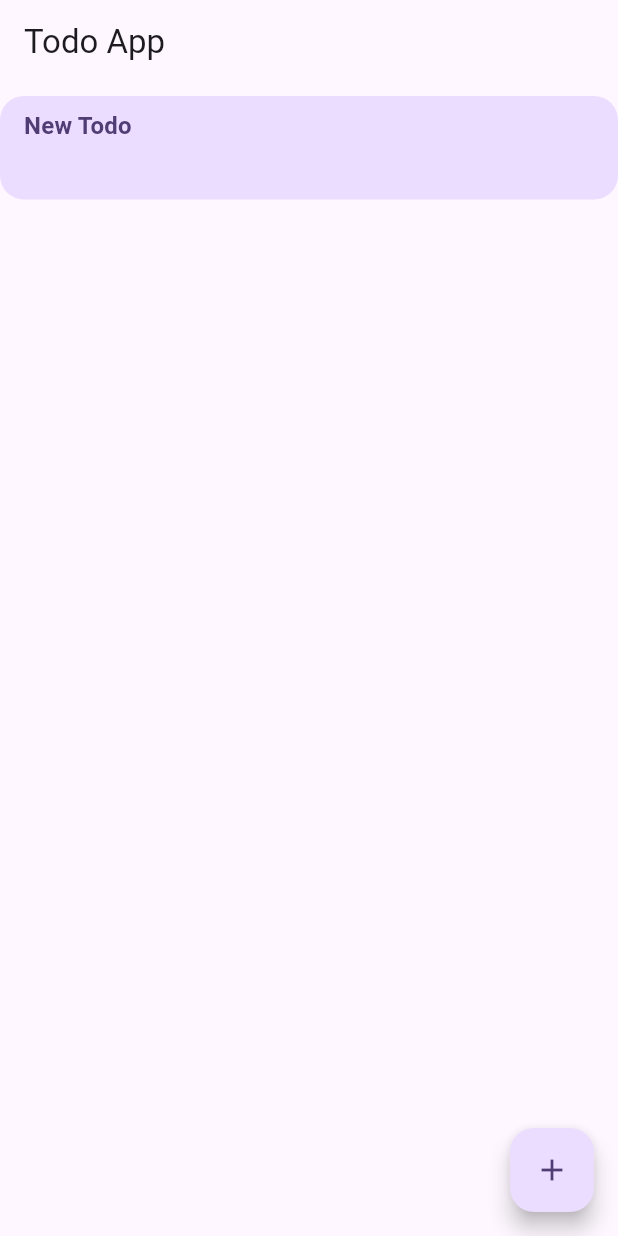
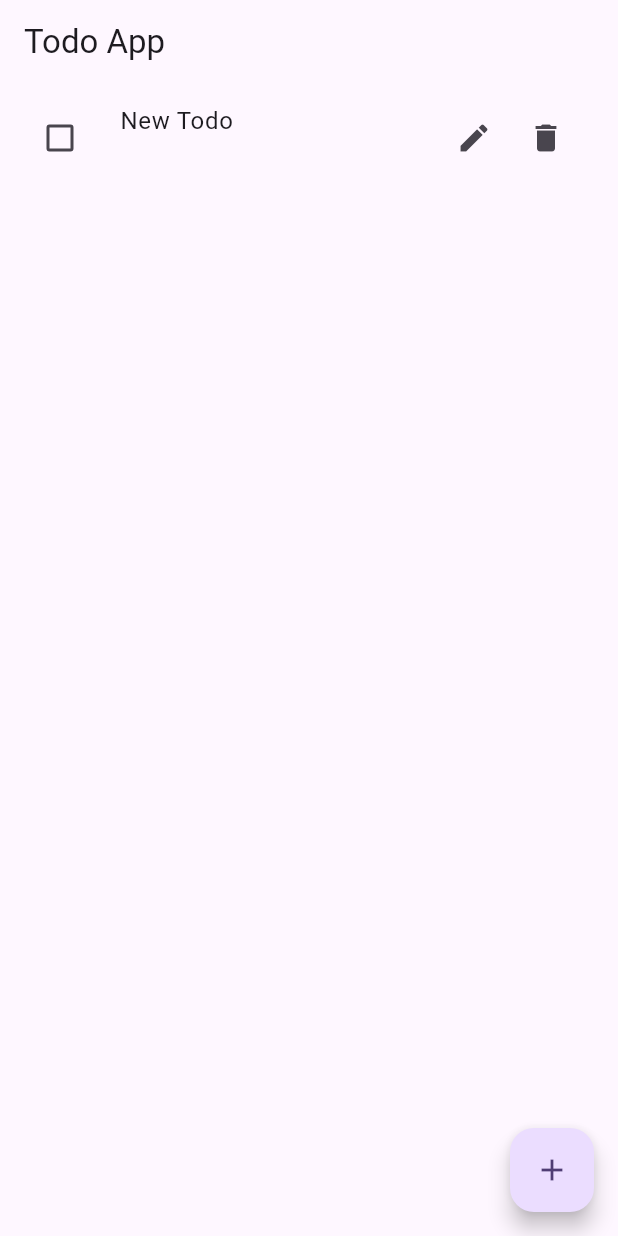
Before and after one commit to yagizdo/patrol-example-todo-app, a Flutter app: the screen it shows after launch, after a tap on the "add" icon, on a phone screen of 412 x 824 dp. Run offline on Flutter 3.47's test engine with Material 3 defaults, Android fonts, the phone set to English and light mode, and no system bars; our stand-ins replace equatable, flutter_bloc.

Commit message:
Refactor TodoList to use TodoCubit for todo management actions

```diff
--- a/lib/features/home/widgets/todo_list.dart
+++ b/lib/features/home/widgets/todo_list.dart
@@ -1,19 +1,50 @@
 import 'package:flutter/material.dart';
-import 'package:patrol_example_todo/models/todo_model.dart';
+import 'package:flutter_bloc/flutter_bloc.dart';
+import '../../../models/todo_model.dart';
+import '../cubit/todo_cubit.dart';
 
 class TodoList extends StatelessWidget {
+  final List<Todo> todos;
+
   const TodoList({super.key, required this.todos});
-
-  final List<Todo> todos;
 
   @override
   Widget build(BuildContext context) {
     return ListView.builder(
-      padding: EdgeInsets.zero,
       itemCount: todos.length,
       itemBuilder: (context, index) {
-        return _TodoItem(
-          todo: todos[index],
+        final todo = todos[index];
+        return ListTile(
+          title: Text(todo.title),
+          subtitle: Text(todo.description),
+          leading: Checkbox(
+            value: todo.isCompleted,
+            onChanged: (_) {
+              context.read<TodoCubit>().toggleTodoStatus(todo.id);
+            },
+          ),
+          trailing: Row(
+            mainAxisSize: MainAxisSize.min,
+            children: [
+              IconButton(
+                icon: const Icon(Icons.edit),
+                onPressed: () {
+                  context.read<TodoCubit>().editTodo(
+                        todo.copyWith(
+                          title: 'Updated Title',
+                          description: todo.description,
+                        ),
+                      );
+                },
+              ),
+              IconButton(
+                icon: const Icon(Icons.delete),
+                onPressed: () {
+                  context.read<TodoCubit>().deleteTodo(todo.id);
+                },
+              ),
+            ],
+          ),
         );
       },
     );
```
